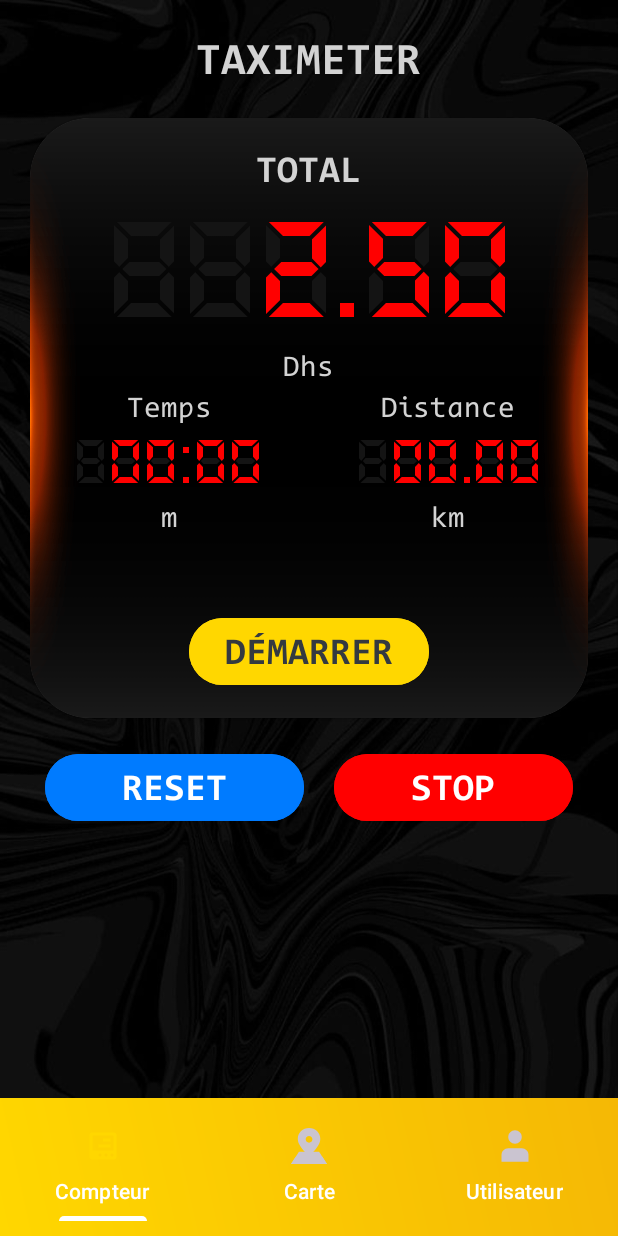
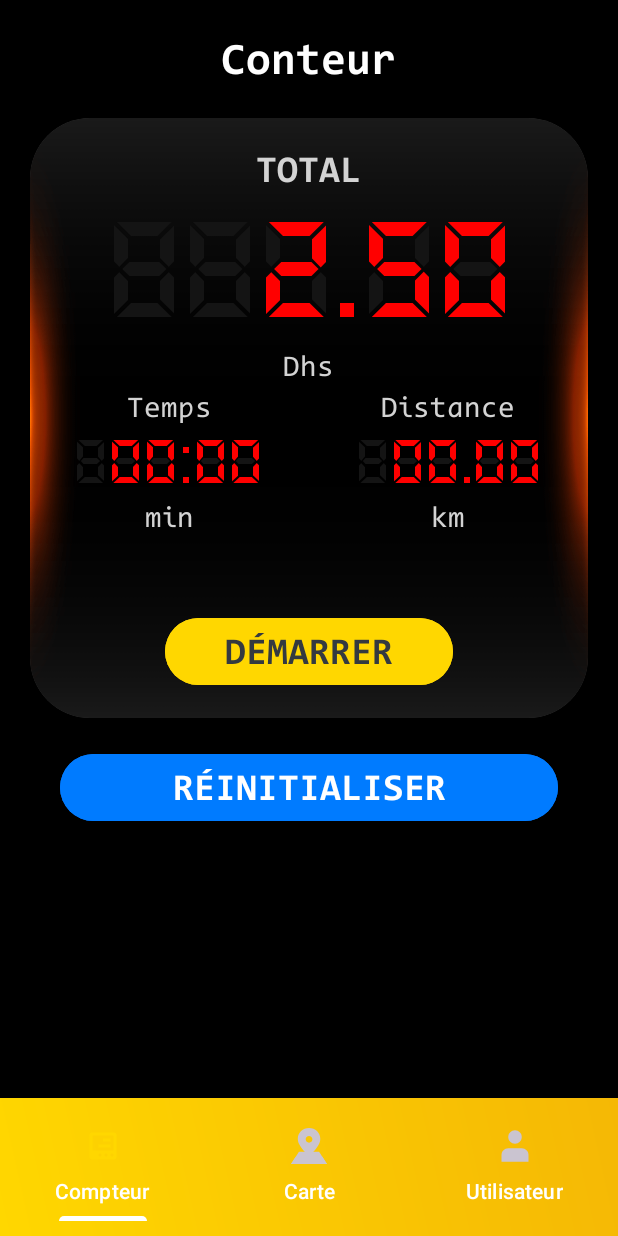
Before and after one commit to BouglaceMarouane/Koursa, an Android app: the MeterFragment screen opened directly, with no data from a screen before it, on a phone screen of 412 x 824 dp. Run offline under Robolectric (Android 15) with nearby library versions, the phone set to English and light mode, and no system bars; libraries missing offline, so code that uses them is left out: pub.devrel.easypermissions; 2 statements that could not run were skipped.

```diff
--- a/app/src/main/java/com/cmc/taximeter/AuthenticationActivity.kt
+++ b/app/src/main/java/com/cmc/taximeter/AuthenticationActivity.kt
@@ -161,6 +161,7 @@ class AuthenticationActivity : AppCompatActivity() {
     }
 
     override fun onBackPressed() {
+        super.onBackPressed()
         // Prevent going back to onboarding or splash
         finishAffinity()
     }
--- /dev/null
+++ b/app/src/main/res/drawable/ic_history.xml
@@ -0,0 +1,10 @@
+<!-- Create res/drawable/ic_history.xml -->
+<vector xmlns:android="http://schemas.android.com/apk/res/android"
+    android:width="24dp"
+    android:height="24dp"
+    android:viewportWidth="24"
+    android:viewportHeight="24">
+    <path
+        android:fillColor="@color/white"
+        android:pathData="M13,3c-4.97,0 -9,4.03 -9,9L1,12l3.89,3.89 0.07,0.14L9,12L6,12c0,-3.87 3.13,-7 7,-7s7,3.13 7,7 -3.13,7 -7,7c-1.93,0 -3.68,-0.79 -4.94,-2.06l-1.42,1.42C8.27,19.99 10.51,21 13,21c4.97,0 9,-4.03 9,-9s-4.03,-9 -9,-9zM12,8v5l4.28,2.54 0.72,-1.21 -3.5,-2.08L13.5,8L12,8z"/>
+</vector>
--- a/app/src/main/res/layout/fragment_meter.xml
+++ b/app/src/main/res/layout/fragment_meter.xml
@@ -1,28 +1,41 @@
+<?xml version="1.0" encoding="utf-8"?>
 <androidx.constraintlayout.widget.ConstraintLayout xmlns:android="http://schemas.android.com/apk/res/android"
     xmlns:app="http://schemas.android.com/apk/res-auto"
     android:layout_width="match_parent"
     android:layout_height="match_parent"
-    android:background="@drawable/bg">
+    android:background="@color/black">
+
+    <!-- History Button (Top Right) -->
+    <ImageButton
+        android:id="@+id/btnHistory"
+        android:layout_width="48dp"
+        android:layout_height="48dp"
+        android:layout_margin="16dp"
+        android:background="?android:attr/selectableItemBackgroundBorderless"
+        android:src="@drawable/ic_history"
+        android:tint="@color/white"
+        app:layout_constraintEnd_toEndOf="parent"
+        app:layout_constraintTop_toTopOf="parent" />
 
     <!-- Conteneur principal centré -->
     <LinearLayout
         android:layout_width="match_parent"
         android:layout_height="match_parent"
-        android:background="@drawable/bg"
+        android:background="@color/black"
         android:orientation="vertical"
         android:gravity="center_horizontal"
         app:layout_constraintTop_toTopOf="parent"
         app:layout_constraintBottom_toBottomOf="parent"
-        android:padding="20dp"> <!-- Ajout de padding pour espacer les bords -->
+        android:padding="20dp">
 
         <!-- Titre -->
         <TextView
             style="@style/titresClair"
             android:layout_width="wrap_content"
             android:layout_height="wrap_content"
-            android:text="TAXIMETER"
-            android:layout_marginBottom="20dp" /> <!-- Marge pour espacer du logo -->
-
+            android:text="Conteur"
+            android:textColor="@color/white"
+            android:layout_marginBottom="20dp" />
 
         <androidx.cardview.widget.CardView
             android:layout_width="match_parent"
@@ -36,6 +49,7 @@
                 android:gravity="center"
                 android:background="@drawable/lamp"
                 android:orientation="vertical">
+
                 <TextView
                     style="@style/titresClair2"
                     android:layout_gravity="center"
@@ -66,6 +80,7 @@
                         android:text="2.50"
                         android:textSize="100dp"/>
                 </androidx.constraintlayout.widget.ConstraintLayout>
+
                 <TextView
                     style="@style/textStyle"
                     android:layout_gravity="center"
@@ -94,7 +109,7 @@
                             style="@style/textStyle"
                             android:layout_width="wrap_content"
                             android:layout_height="wrap_content"
-                            android:text="Temps"/> <!-- Espacement entre texte -->
+                            android:text="Temps"/>
                         <androidx.constraintlayout.widget.ConstraintLayout
                             android:layout_width="match_parent"
                             android:layout_height="wrap_content">
@@ -119,8 +134,10 @@
                             style="@style/textStyle"
                             android:layout_width="wrap_content"
                             android:layout_height="wrap_content"
-                            android:text="m" />
+                            android:text="min" />
                     </LinearLayout>
+
+                    <!-- Bloc Distance -->
                     <LinearLayout
                         android:layout_width="0dp"
                         android:layout_height="wrap_content"
@@ -153,18 +170,16 @@
                                 android:layout_height="wrap_content"
                                 android:text="00.00"/>
                         </androidx.constraintlayout.widget.ConstraintLayout>
-
                         <TextView
                             style="@style/textStyle"
                             android:layout_width="wrap_content"
                             android:layout_height="wrap_content"
                             android:text="km"/>
                     </LinearLayout>
-                    <!-- Bloc Distance -->
-
-
 
                 </LinearLayout>
+
+                <!-- Bouton Start/Stop -->
                 <Button
                     android:id="@+id/btnDemarrerTaxi"
                     style="@style/titresSombre"
@@ -172,49 +187,23 @@
                     android:layout_height="wrap_content"
                     android:backgroundTint="@color/jauneTaxi"
                     android:text="DÉMARRER"
-                    app:layout_constraintTop_toBottomOf="@id/layout1"
-                    android:gravity="bottom"
+                    android:paddingHorizontal="40dp"
                     android:layout_marginTop="20dp" />
 
             </LinearLayout>
 
+        </androidx.cardview.widget.CardView>
 
-
-
-        </androidx.cardview.widget.CardView>
-        <!-- Bouton de démarrage -->
-        <LinearLayout
+        <!-- Reset Button -->
+        <Button
+            android:id="@+id/btnReset"
+            style="@style/titresClair2"
             android:layout_width="match_parent"
             android:layout_height="wrap_content"
-            android:orientation="horizontal">
-
-            <Button
-                android:id="@+id/btnReset"
-                style="@style/titresClair2"
-                android:layout_width="wrap_content"
-                android:layout_height="wrap_content"
-                android:backgroundTint="@color/bleu"
-                android:text="RESET"
-                app:layout_constraintTop_toBottomOf="@id/layout1"
-                android:gravity="center"
-                android:layout_marginTop="20dp"
-                android:layout_marginHorizontal="10dp"
-                android:layout_weight="1"/>
-            <Button
-                android:id="@+id/btnStop"
-                style="@style/titresClair2"
-                android:layout_width="wrap_content"
-                android:layout_height="wrap_content"
-                android:backgroundTint="@color/rouge"
-                android:text="STOP"
-                app:layout_constraintTop_toBottomOf="@id/layout1"
-                android:gravity="center"
-                android:layout_marginTop="20dp"
-                android:layout_marginHorizontal="10dp"
-                android:layout_weight="1"/>
-
-        </LinearLayout>
-
+            android:backgroundTint="@color/bleu"
+            android:text="RÉINITIALISER"
+            android:layout_marginTop="20dp"
+            android:layout_marginHorizontal="20dp" />
 
     </LinearLayout>
 
```
Also changed, not shown: app/src/main/java/com/cmc/taximeter/MapsFragment.kt (+78 -10 lines), app/src/main/res/drawable/status_dot.xml (added, +8 -0 lines), app/src/main/res/font/digital7.ttf (added).
